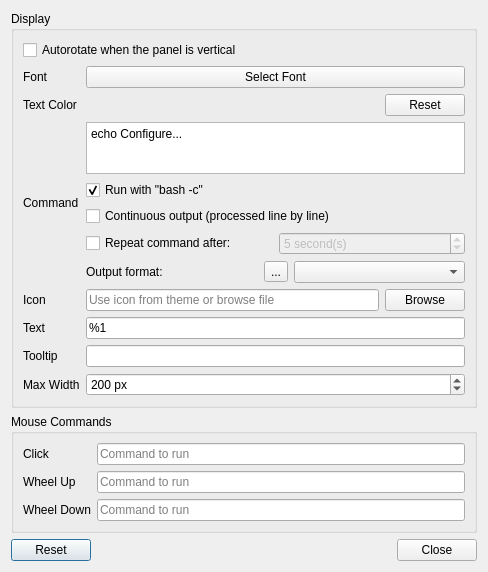
Old version of the form plugin-customcommand/lxqtcustomcommandconfiguration.ui in the repository lxqt/lxqt-panel.
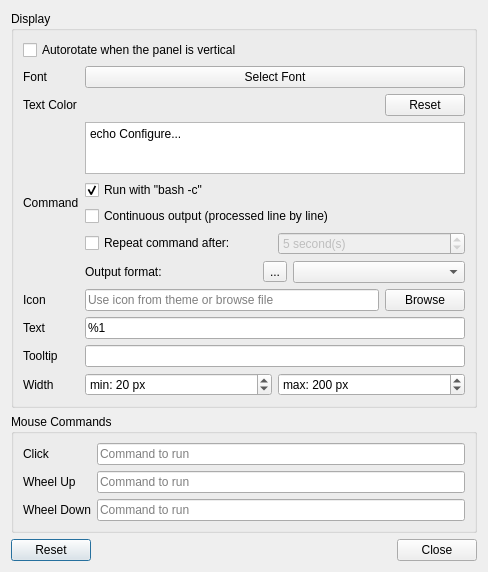
New version of the form. Icons and pictures are not drawn. Custom widgets are drawn as their Qt base class.

Commit message:
[customcommand] add minimum width config option (#2473)
* [customcommand] add minimum width config option

* make sure mMinWidth is always <= mMaxWidth

```diff
--- a/plugin-customcommand/lxqtcustomcommandconfiguration.ui
+++ b/plugin-customcommand/lxqtcustomcommandconfiguration.ui
@@ -73,7 +73,46 @@
          </widget>
         </item>
         <item row="11" column="1" colspan="2">
+         <layout class="QHBoxLayout" name="horizontalLayout_3">
+          <property name="leftMargin">
+           <number>0</number>
+          </property>
+          <property name="topMargin">
+           <number>0</number>
+          </property>
+          <property name="rightMargin">
+           <number>0</number>
+          </property>
+          <property name="bottomMargin">
+           <number>0</number>
+          </property>
+          <item>
+           <widget class="QSpinBox" name="minWidthSpinBox">
+            <property name="prefix">
+             <string>min: </string>
+            </property>
+            <property name="suffix">
+             <string> px</string>
+            </property>
+            <property name="minimum">
+             <number>10</number>
+            </property>
+            <property name="maximum">
+             <number>9999</number>
+            </property>
+            <property name="singleStep">
+             <number>5</number>
+            </property>
+            <property name="value">
+             <number>20</number>
+            </property>
+           </widget>
+          </item>
+          <item>
          <widget class="QSpinBox" name="maxWidthSpinBox">
+            <property name="prefix">
+             <string>max: </string>
+            </property>
           <property name="suffix">
            <string> px</string>
           </property>
@@ -91,6 +130,8 @@
           </property>
          </widget>
         </item>
+         </layout>
+        </item>
         <item row="4" column="1" colspan="2">
          <widget class="QCheckBox" name="runWithBashCheckBox">
           <property name="text">
@@ -146,7 +187,7 @@
         <item row="11" column="0">
          <widget class="QLabel" name="maxWidthLabel">
           <property name="text">
-           <string>Max Width</string>
+           <string>Width</string>
           </property>
           <property name="alignment">
            <set>Qt::AlignmentFlag::AlignLeading|Qt::AlignmentFlag::AlignLeft|Qt::AlignmentFlag::AlignVCenter</set>
```
Left out of the diff: 3 changed lines with no effect on the pictures. Lines whose indentation alone changed are shown as unchanged. The commit also changes 6 other files.
